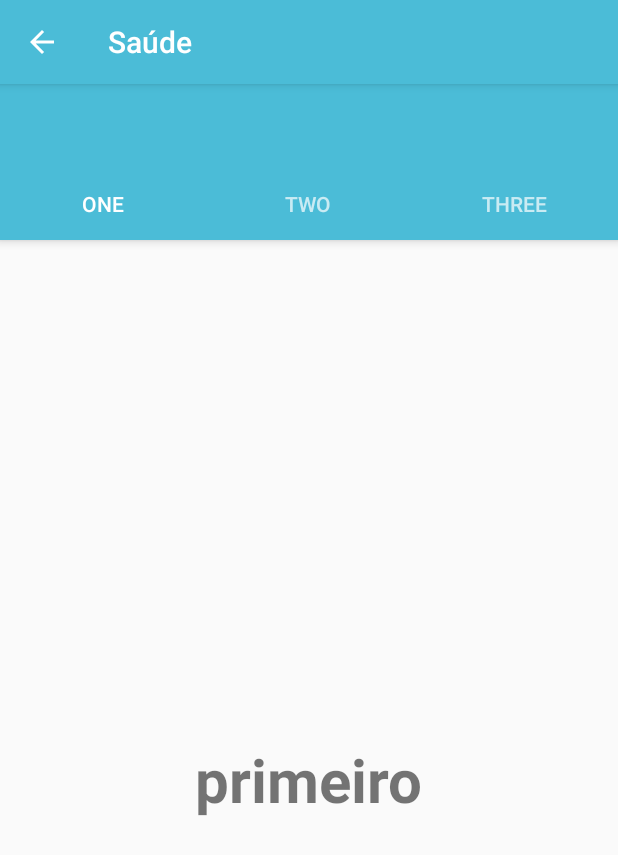
After one commit to RaquelFernandes/maissaude, an Android app: the MainActivity screen opened directly, with no data from a screen before it, on a phone screen of 412 x 824 dp. The commit adds this screen. Shown: the top 855 px of the screen. Run offline under Robolectric (Android 15) with nearby library versions, the phone set to English and light mode, and no system bars; 1 statement that could not run was skipped.

Commit message:
Cria MainActivity e adiciona tabs

```diff
--- /dev/null
+++ b/app/src/main/java/com/example/a1514290074/saude/MainActivity.java
@@ -0,0 +1,74 @@
+package com.example.a1514290074.saude;
+
+import android.support.design.widget.TabLayout;
+import android.support.v4.app.Fragment;
+import android.support.v4.app.FragmentManager;
+import android.support.v4.app.FragmentPagerAdapter;
+import android.support.v4.view.ViewPager;
+import android.os.Bundle;
+import android.support.v7.app.AppCompatActivity;
+import android.support.v7.widget.Toolbar;
+
+import java.util.ArrayList;
+import java.util.List;
+
+public class MainActivity extends AppCompatActivity {
+
+    private Toolbar toolbar;
+    private TabLayout tabLayout;
+    private ViewPager viewPager;
+
+    @Override
+    protected void onCreate(Bundle savedInstanceState) {
+        super.onCreate(savedInstanceState);
+        setContentView(R.layout.activity_main);
+
+        toolbar = (Toolbar) findViewById(R.id.toolbar);
+        setSupportActionBar(toolbar);
+
+        getSupportActionBar().setDisplayHomeAsUpEnabled(true);
+
+        viewPager = (ViewPager) findViewById(R.id.viewpager);
+        setupViewPager(viewPager);
+
+        tabLayout = (TabLayout) findViewById(R.id.tabs);
+        tabLayout.setupWithViewPager(viewPager);
+    }
+
+    private void setupViewPager(ViewPager viewPager) {
+        ViewPagerAdapter adapter = new ViewPagerAdapter(getSupportFragmentManager());
+        adapter.addFragment(new OneFragment(), "ONE");
+        adapter.addFragment(new TwoFragment(), "TWO");
+        adapter.addFragment(new ThreeFragment(), "THREE");
+        viewPager.setAdapter(adapter);
+    }
+
+    class ViewPagerAdapter extends FragmentPagerAdapter {
+        private final List<Fragment> mFragmentList = new ArrayList<>();
+        private final List<String> mFragmentTitleList = new ArrayList<>();
+
+        public ViewPagerAdapter(FragmentManager manager) {
+            super(manager);
+        }
+
+        @Override
+        public Fragment getItem(int position) {
+            return mFragmentList.get(position);
+        }
+
+        @Override
+        public int getCount() {
+            return mFragmentList.size();
+        }
+
+        public void addFragment(Fragment fragment, String title) {
+            mFragmentList.add(fragment);
+            mFragmentTitleList.add(title);
+        }
+
+        @Override
+        public CharSequence getPageTitle(int position) {
+            return mFragmentTitleList.get(position);
+        }
+    }
+}
--- /dev/null
+++ b/app/src/main/java/com/example/a1514290074/saude/OneFragment.java
@@ -0,0 +1,27 @@
+package com.example.a1514290074.saude;
+
+import android.os.Bundle;
+import android.support.v4.app.Fragment;
+import android.view.LayoutInflater;
+import android.view.View;
+import android.view.ViewGroup;
+
+public class OneFragment extends Fragment{
+
+    public OneFragment() {
+        // Required empty public constructor
+    }
+
+    @Override
+    public void onCreate(Bundle savedInstanceState) {
+        super.onCreate(savedInstanceState);
+    }
+
+    @Override
+    public View onCreateView(LayoutInflater inflater, ViewGroup container,
+                             Bundle savedInstanceState) {
+        // Inflate the layout for this fragment
+        return inflater.inflate(R.layout.fragment_one, container, false);
+    }
+
+}
--- /dev/null
+++ b/app/src/main/java/com/example/a1514290074/saude/ThreeFragment.java
@@ -0,0 +1,27 @@
+package com.example.a1514290074.saude;
+
+import android.os.Bundle;
+import android.support.v4.app.Fragment;
+import android.view.LayoutInflater;
+import android.view.View;
+import android.view.ViewGroup;
+
+public class ThreeFragment extends Fragment{
+
+    public ThreeFragment() {
+        // Required empty public constructor
+    }
+
+    @Override
+    public void onCreate(Bundle savedInstanceState) {
+        super.onCreate(savedInstanceState);
+    }
+
+    @Override
+    public View onCreateView(LayoutInflater inflater, ViewGroup container,
+                             Bundle savedInstanceState) {
+        // Inflate the layout for this fragment
+        return inflater.inflate(R.layout.fragment_one, container, false);
+    }
+
+}
--- /dev/null
+++ b/app/src/main/java/com/example/a1514290074/saude/TwoFragment.java
@@ -0,0 +1,27 @@
+package com.example.a1514290074.saude;
+
+import android.os.Bundle;
+import android.support.v4.app.Fragment;
+import android.view.LayoutInflater;
+import android.view.View;
+import android.view.ViewGroup;
+
+public class TwoFragment extends Fragment{
+
+    public TwoFragment() {
+        // Required empty public constructor
+    }
+
+    @Override
+    public void onCreate(Bundle savedInstanceState) {
+        super.onCreate(savedInstanceState);
+    }
+
+    @Override
+    public View onCreateView(LayoutInflater inflater, ViewGroup container,
+                             Bundle savedInstanceState) {
+        // Inflate the layout for this fragment
+        return inflater.inflate(R.layout.fragment_one, container, false);
+    }
+
+}
--- /dev/null
+++ b/app/src/main/res/layout/activity_main.xml
@@ -0,0 +1,32 @@
+<android.support.design.widget.CoordinatorLayout xmlns:android="http://schemas.android.com/apk/res/android"
+    xmlns:app="http://schemas.android.com/apk/res-auto"
+    android:layout_width="match_parent"
+    android:layout_height="match_parent">
+
+    <android.support.design.widget.AppBarLayout
+        android:layout_width="match_parent"
+        android:layout_height="wrap_content"
+        android:theme="@style/ThemeOverlay.AppCompat.Dark.ActionBar">
+
+        <android.support.v7.widget.Toolbar
+            android:id="@+id/toolbar"
+            android:layout_width="match_parent"
+            android:layout_height="?attr/actionBarSize"
+            android:background="?attr/colorPrimary"
+            app:layout_scrollFlags="scroll|enterAlways"
+            app:popupTheme="@style/ThemeOverlay.AppCompat.Light" />
+
+        <android.support.design.widget.TabLayout
+            android:id="@+id/tabs"
+            android:layout_width="match_parent"
+            android:layout_height="wrap_content"
+            app:tabMode="fixed"
+            app:tabGravity="fill"/>
+    </android.support.design.widget.AppBarLayout>
+
+    <android.support.v4.view.ViewPager
+        android:id="@+id/viewpager"
+        android:layout_width="match_parent"
+        android:layout_height="match_parent"
+        app:layout_behavior="@string/appbar_scrolling_view_behavior"  />
+</android.support.design.widget.CoordinatorLayout>
--- /dev/null
+++ b/app/src/main/res/layout/fragment_one.xml
@@ -0,0 +1,15 @@
+<RelativeLayout xmlns:android="http://schemas.android.com/apk/res/android"
+    xmlns:tools="http://schemas.android.com/tools"
+    android:layout_width="match_parent"
+    android:layout_height="match_parent"
+    tools:context="com.example.a1514290074.saude.OneFragment">
+
+    <TextView
+        android:layout_width="wrap_content"
+        android:layout_height="wrap_content"
+        android:text="primeiro"
+        android:textSize="40dp"
+        android:textStyle="bold"
+        android:layout_centerInParent="true"/>
+
+</RelativeLayout>
--- /dev/null
+++ b/app/src/main/res/values/ids.xml
@@ -0,0 +1,5 @@
+<?xml version="1.0" encoding="utf-8"?>
+<resources>
+    <item name="visible" type="id"/>
+    <item name="masked" type="id"/>
+</resources>
--- a/app/src/main/res/values/strings.xml
+++ b/app/src/main/res/values/strings.xml
@@ -18,4 +18,7 @@
     <string name="cadastro_foto">Foto do usuário</string>
     <string name="cadastro_erro_senhas_diferentes">As senhas precisam ser idênticas</string>
     <string name="cadastro_erro_registro">Não foi possível criar a conta</string>
+
+    <!-- TODO: Remove or change this placeholder text -->
+    <string name="hello_blank_fragment">Hello blank fragment</string>
 </resources>
--- a/app/src/main/res/values/styles.xml
+++ b/app/src/main/res/values/styles.xml
@@ -1,7 +1,7 @@
 <resources>
 
     <!-- Base application theme. -->
-    <style name="AppTheme" parent="Theme.AppCompat.Light.DarkActionBar">
+    <style name="AppTheme" parent="Base.Theme.AppCompat.Light.DarkActionBar">
         <!-- Customize your theme here. -->
         <item name="colorPrimary">@color/colorPrimary</item>
         <item name="colorPrimaryDark">@color/colorPrimaryDark</item>
@@ -12,7 +12,7 @@
         <item name="colorPrimary">@color/colorPrimary</item>
         <item name="colorPrimaryDark">@color/colorPrimaryDark</item>
         <item name="colorAccent">@color/colorAccent</item>
-        <item name="android:statusBarColor">@color/color_primary</item>
+        <item name="android:statusBarColor">@color/colorPrimary</item>
     </style>
 
 </resources>
```
Also changed, not shown: app/build.gradle (+4 -3 lines), app/src/main/AndroidManifest.xml (+9 -10 lines), app/src/main/res/layout/fragment_three.xml (added, +15 -0 lines), app/src/main/res/layout/fragment_two.xml (added, +15 -0 lines).
